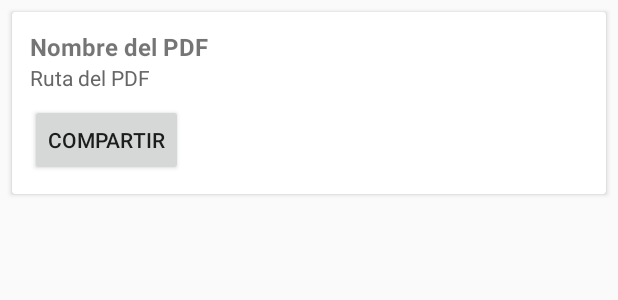
After one commit to GiovannyTovar/Lector_PDF_GioSoft, an Android app: the layout item_pdf.xml on its own in the app's theme, with its tools: preview values and no code run, on a phone screen of 412 x 824 dp. The commit adds this screen. Shown: the top 300 px of the screen. Run offline under Robolectric (Android 15) with nearby library versions, the phone set to English and light mode, and no system bars.

Commit message:
Modificacion ruta real del hitorial

```diff
--- a/app/build.gradle
+++ b/app/build.gradle
@@ -31,6 +31,7 @@ android {
 dependencies {
     implementation 'com.karumi:dexter:6.2.3'  // Dexter para permisos
     api 'com.artifex.mupdf:viewer:1.15.+' // MuPDF
+    implementation 'com.google.code.gson:gson:2.10.1' //Gson
     implementation libs.appcompat
     implementation libs.material
     testImplementation libs.junit
--- /dev/null
+++ b/app/src/main/res/layout/item_pdf.xml
@@ -0,0 +1,37 @@
+<?xml version="1.0" encoding="utf-8"?>
+<androidx.cardview.widget.CardView xmlns:android="http://schemas.android.com/apk/res/android"
+    android:layout_width="match_parent"
+    android:layout_height="wrap_content"
+    android:layout_margin="8dp"
+    android:elevation="4dp">
+
+    <LinearLayout
+        android:orientation="vertical"
+        android:padding="12dp"
+        android:layout_width="match_parent"
+        android:layout_height="wrap_content">
+
+        <TextView
+            android:id="@+id/pdfNameTextView"
+            android:layout_width="match_parent"
+            android:layout_height="wrap_content"
+            android:text="Nombre del PDF"
+            android:textStyle="bold"
+            android:textSize="16sp" />
+
+        <TextView
+            android:id="@+id/pdfPathTextView"
+            android:layout_width="match_parent"
+            android:layout_height="wrap_content"
+            android:text="Ruta del PDF"
+            android:textSize="14sp"
+            android:textColor="#666666" />
+
+        <Button
+            android:id="@+id/shareButton"
+            android:layout_width="wrap_content"
+            android:layout_height="wrap_content"
+            android:text="Compartir"
+            android:layout_marginTop="8dp" />
+    </LinearLayout>
+</androidx.cardview.widget.CardView>
```
Also changed, not shown: app/src/main/java/com/giosoft/lectorpdf/MainActivity.java (+48 -25 lines), app/src/main/java/com/giosoft/lectorpdf/adapter/PdfAdapter.java (added, +89 -0 lines), app/src/main/java/com/giosoft/lectorpdf/model/PdfHistoryManager.java (added, +48 -0 lines), app/src/main/java/com/giosoft/lectorpdf/model/PdfItem.java (added, +25 -0 lines), app/src/main/res/layout/activity_main.xml (+8 -0 lines).
